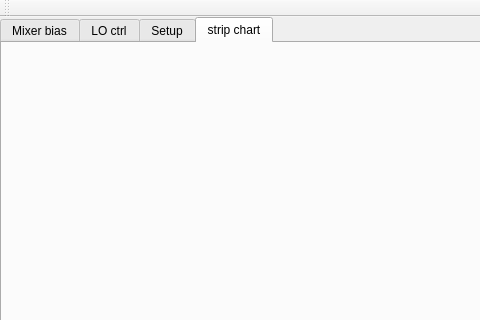
This is gui/BiasServer/mainwindow.ui in abegyoung/BIMA as Qt 5 draws it before an edit; both pictures show x 0 to 480 and y 0 to 320 of the 787 by 433 pixel window. The edited form follows.
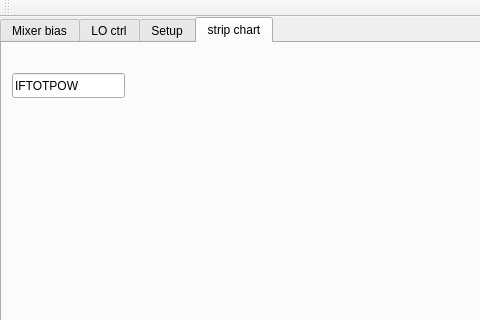
This is the edited form. The open tabs and pages were chosen to show the change. Custom widgets are drawn as their Qt base class.

Commit message: added strip chart following value

```diff
--- a/gui/BiasServer/mainwindow.ui
+++ b/gui/BiasServer/mainwindow.ui
@@ -2863,6 +2863,19 @@
        </rect>
       </property>
      </widget>
+     <widget class="QLineEdit" name="stripChart">
+      <property name="geometry">
+       <rect>
+        <x>10</x>
+        <y>30</y>
+        <width>113</width>
+        <height>25</height>
+       </rect>
+      </property>
+      <property name="text">
+       <string>IFTOTPOW</string>
+      </property>
+     </widget>
     </widget>
    </widget>
   </widget>
```
Left out of the diff: 16 changed lines with no effect on the pictures.
